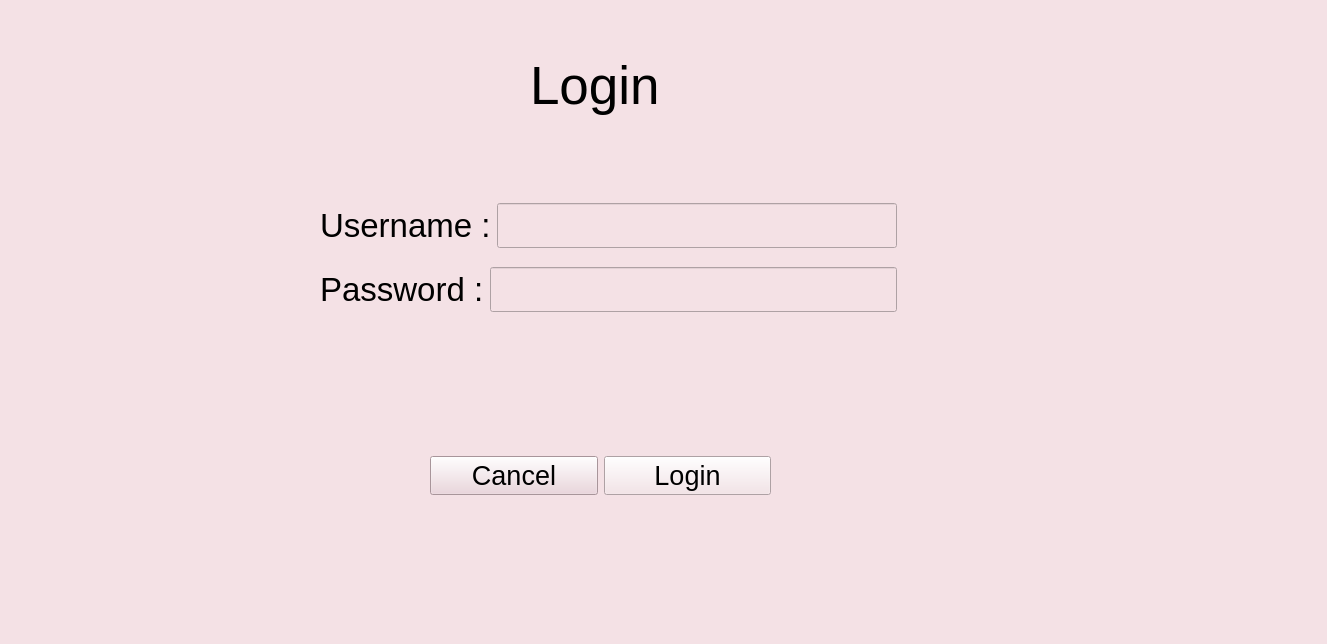
Above: X/loginform.ui from MohammadrezaAldaghi/X before the change. Below: the same form after it.
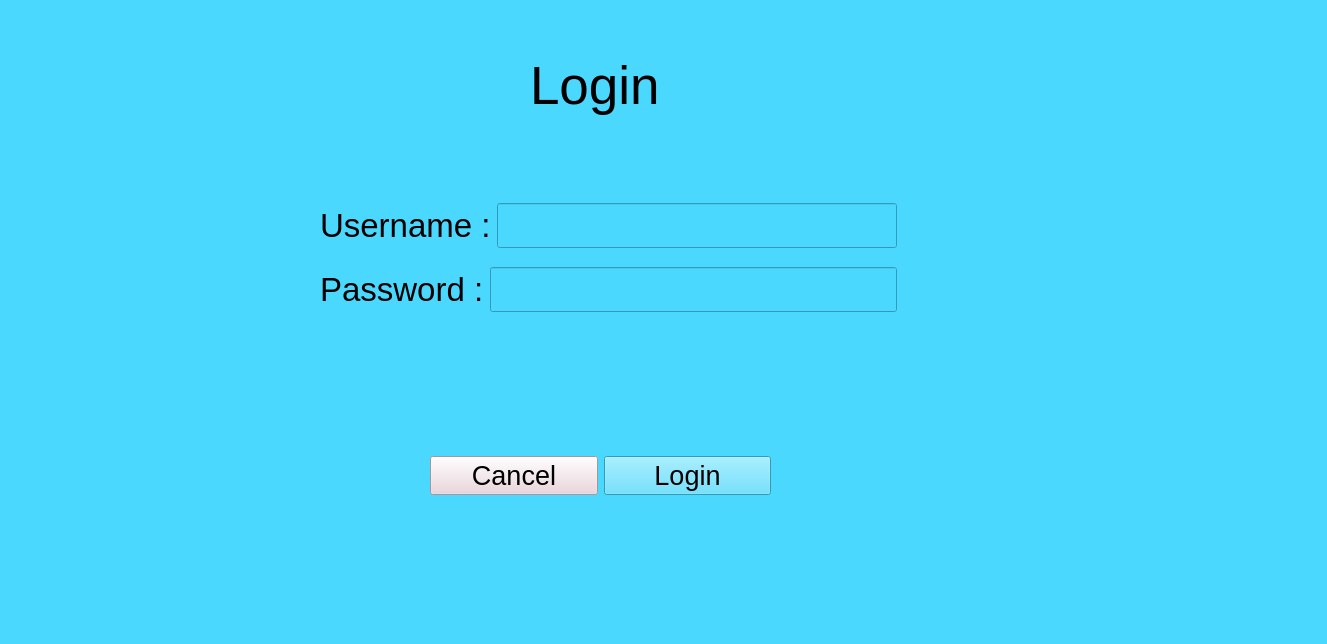
That is the form after the change.

```diff
--- a/X/loginform.ui
+++ b/X/loginform.ui
@@ -14,8 +14,7 @@
    <string>Form</string>
   </property>
   <property name="styleSheet">
-   <string notr="true">
-background-color: rgb(244, 225, 229);</string>
+   <string notr="true">background-color: rgb(74, 216, 255);</string>
   </property>
   <widget class="QLabel" name="label">
    <property name="geometry">
```
Left out of the diff: 3 changed lines with no effect on the pictures.
